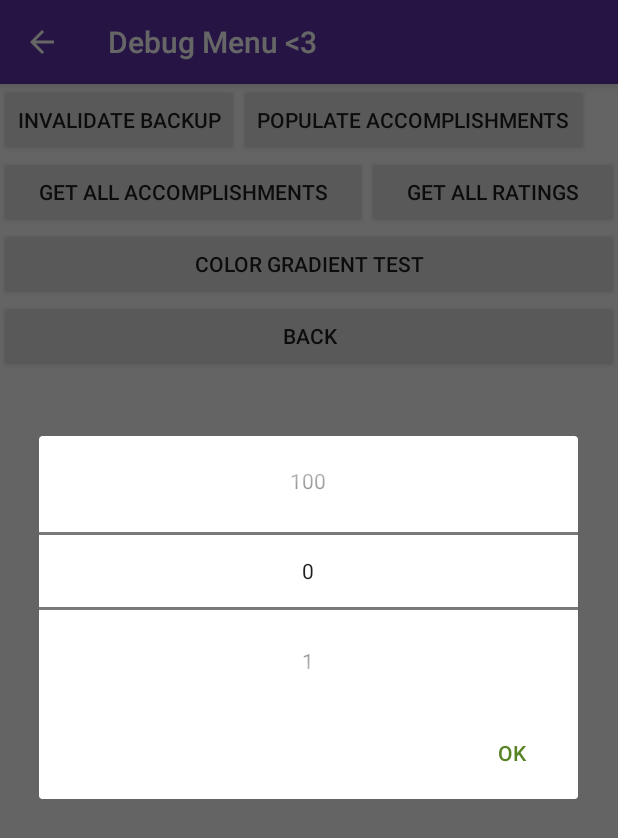
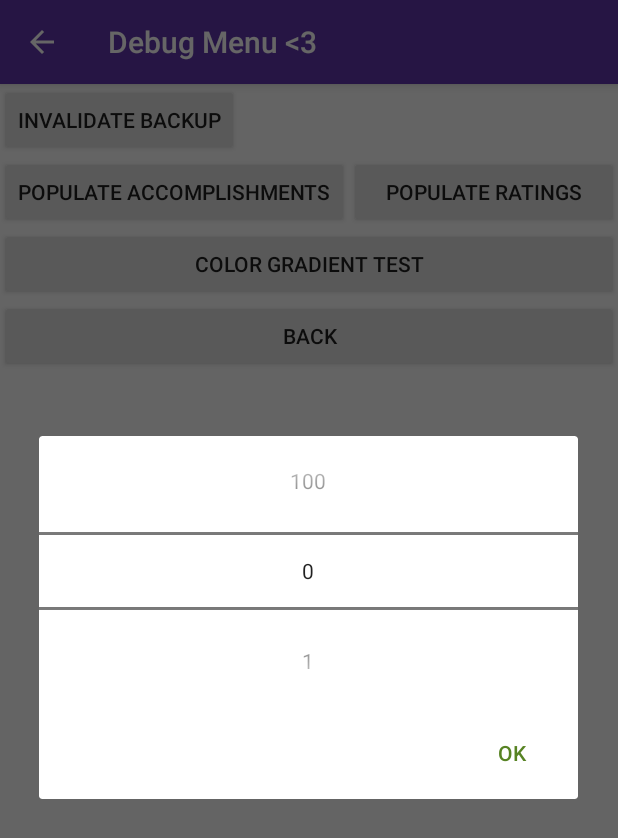
Before and after one commit to tstewart/Today-I, an Android app: the DebugActivity screen opened directly, with no data from a screen before it, after a tap on "COLOR GRADIENT TEST", on a phone screen of 412 x 824 dp. Shown: the top 838 px of the screen. Run offline under Robolectric (Android 15) with nearby library versions, the light colour scheme and no system bars.

Commit message:
Restructured DebugActivity, added option to populate day ratings

```diff
--- a/app/src/main/java/io/github/tstewart/todayi/ui/activities/DebugActivity.java
+++ b/app/src/main/java/io/github/tstewart/todayi/ui/activities/DebugActivity.java
@@ -1,6 +1,7 @@
 package io.github.tstewart.todayi.ui.activities;
 
 import android.app.ActionBar;
+import android.content.DialogInterface;
 import android.graphics.Color;
 import android.os.Bundle;
 import android.view.ContextThemeWrapper;
@@ -21,17 +22,18 @@ import java.util.Random;
 import androidx.appcompat.app.AlertDialog;
 import androidx.appcompat.app.AppCompatActivity;
 import io.github.tstewart.todayi.R;
+import io.github.tstewart.todayi.data.UserPreferences;
 import io.github.tstewart.todayi.helpers.ColorBlendHelper;
+import io.github.tstewart.todayi.helpers.DateCalculationHelper;
 import io.github.tstewart.todayi.models.Accomplishment;
 import io.github.tstewart.todayi.data.DBConstants;
 import io.github.tstewart.todayi.helpers.DatabaseHelper;
+import io.github.tstewart.todayi.models.DayRating;
 
 /*
 Debug functions for messing with the internals of the app
  */
 public class DebugActivity extends AppCompatActivity {
-
-    Button mGetColorPercentageTest;
 
     @Override
     protected void onCreate(Bundle savedInstanceState) {
@@ -40,29 +42,29 @@ public class DebugActivity extends AppCompatActivity {
 
         this.setTitle("Debug Menu <3");
 
-        Button invalidateBackupButton = findViewById(R.id.debugInvalidateBackupTime);
-        Button populateAccomplishmentsButton = findViewById(R.id.debug_populate_accomplishments);
-        Button getAccomplishmentsButton = findViewById(R.id.debug_get_accomplishments);
-        Button getRatingsButton = findViewById(R.id.debug_get_ratings);
-        mGetColorPercentageTest = findViewById(R.id.debug_color_test);
-        Button backButton = findViewById(R.id.debugBack);
+        LinearLayout debugLayout = findViewById(R.id.debugLayout);
 
-        if (invalidateBackupButton != null)
-            invalidateBackupButton.setOnClickListener(this::onInvalidateBackupButtonClicked);
-        if (populateAccomplishmentsButton != null)
-           // populateAccomplishmentsButton.setOnClickListener(this::onPopulateAccomplishmentsButtonClicked);
-        if (getAccomplishmentsButton != null)
-            getAccomplishmentsButton.setOnClickListener(this::onGetAccomplishmentsButtonClicked);
-        if (getRatingsButton != null)
-            getRatingsButton.setOnClickListener(this::onGetRatingsButtonClicked);
-        if (mGetColorPercentageTest != null)
-            mGetColorPercentageTest.setOnClickListener(this::onColorTestButtonClicked);
-        if (backButton != null) backButton.setOnClickListener(view -> {
-            this.finish();
-        });
+        if(debugLayout != null) {
+            for (View v : debugLayout.getTouchables()) {
+                if(v instanceof Button) {
+                    v.setOnClickListener(this::onButtonClicked);
+                }
+            }
+        }
     }
 
-    private void onInvalidateBackupButtonClicked(View view) {
+
+    public void onButtonClicked(View view) {
+        int id = view.getId();
+
+        if(id == R.id.debugInvalidateBackupTime) onInvalidateBackupButtonClicked();
+        else if(id == R.id.debug_populate_accomplishments) onPopulateAccomplishmentsButtonClicked();
+        else if(id == R.id.debug_populate_ratings) onPopulateRatingsButtonClicked();
+        else if(id == R.id.debug_color_test) onColorTestButtonClicked();
+        else if(id == R.id.debugBack) this.finish();
+    }
+
+    private void onInvalidateBackupButtonClicked() {
         try {
             getSharedPreferences(getString(R.string.user_prefs_file_location_key), MODE_PRIVATE)
                     .edit()
@@ -75,10 +77,15 @@ public class DebugActivity extends AppCompatActivity {
         }
     }
 
-    private void onPopulateAccomplishmentsButtonClicked(View view) {
+    private void onPopulateAccomplishmentsButtonClicked() {
+
+        new AlertDialog.Builder(this)
+                .setTitle(R.string.debug_populate_accomplishments)
+                .setMessage(R.string.debug_populate_confirmation)
+                .setPositiveButton(R.string.button_yes, (dialog, which) -> {
                         Random random = new Random();
                         Date targetDate = new Date();
-        Date currentDate = getDateMonthAgo();
+                        Date currentDate = DateCalculationHelper.subtractFromDate(targetDate, Calendar.DAY_OF_MONTH, 31);
 
                         DatabaseHelper helper = new DatabaseHelper(DBConstants.ACCOMPLISHMENT_TABLE);
 
@@ -90,17 +97,40 @@ public class DebugActivity extends AppCompatActivity {
                                 helper.insert(this, accomplishment);
                             }
 
-            currentDate = addDay(currentDate);
+                            currentDate = DateCalculationHelper.addToDate(currentDate, Calendar.DAY_OF_MONTH, 1);
                         }
+                })
+                .setNegativeButton(R.string.button_no, null)
+                .create()
+                .show();
     }
 
-    private void onGetAccomplishmentsButtonClicked(View view) {
+    private void onPopulateRatingsButtonClicked() {
+        new AlertDialog.Builder(this)
+                .setTitle(R.string.debug_populate_ratings)
+                .setMessage(R.string.debug_populate_confirmation)
+                .setPositiveButton(R.string.button_yes, (dialog, which) -> {
+                    Random random = new Random();
+                    Date targetDate = new Date();
+                    Date currentDate = DateCalculationHelper.subtractFromDate(targetDate, Calendar.DAY_OF_MONTH, 31);
+
+                    DatabaseHelper helper = new DatabaseHelper(DBConstants.RATING_TABLE);
+
+                    while (currentDate.before(targetDate)) {
+                        int rating = random.nextInt(UserPreferences.getMaxDayRating())+1;
+
+                        DayRating dayRating = new DayRating(currentDate,rating);
+                        helper.insert(getApplicationContext(),dayRating);
+
+                        currentDate = DateCalculationHelper.addToDate(currentDate, Calendar.DAY_OF_MONTH, 1);
+                    }
+                })
+                .setNegativeButton(R.string.button_no, null)
+                .create()
+                .show();
     }
 
-    private void onGetRatingsButtonClicked(View view) {
-    }
-
-    public void onColorTestButtonClicked(View view) {
+    public void onColorTestButtonClicked() {
 
         final NumberPicker numberPicker = new NumberPicker(this);
         numberPicker.setMaxValue(0);
@@ -137,19 +167,4 @@ public class DebugActivity extends AppCompatActivity {
                 .create()
                 .show();
     }
-
-    private Date addDay(Date currentDate) {
-        Calendar c = new GregorianCalendar();
-        c.setTime(currentDate);
-        c.add(Calendar.DAY_OF_YEAR, 1);
-        return c.getTime();
 }
-
-    private Date getDateMonthAgo() {
-        Calendar c = new GregorianCalendar();
-        c.setTime(new Date());
-        c.add(Calendar.DAY_OF_YEAR, -31);
-
-        return c.getTime();
-    }
-}
--- a/app/src/main/res/layout/activity_debug.xml
+++ b/app/src/main/res/layout/activity_debug.xml
@@ -1,6 +1,7 @@
 <?xml version="1.0" encoding="utf-8"?>
 <LinearLayout xmlns:android="http://schemas.android.com/apk/res/android"
     xmlns:tools="http://schemas.android.com/tools"
+    android:id="@+id/debugLayout"
     android:layout_width="match_parent"
     android:layout_height="match_parent"
     android:orientation="vertical"
@@ -17,12 +18,6 @@
             android:layout_height="wrap_content"
             android:text="@string/debug_invalidate_backup" />
 
-        <Button
-            android:id="@+id/debug_populate_accomplishments"
-            android:layout_width="wrap_content"
-            android:layout_height="wrap_content"
-            android:text="@string/debug_populate_accomplishments" />
-
     </LinearLayout>
 
     <LinearLayout
@@ -31,19 +26,17 @@
         android:orientation="horizontal">
 
         <Button
-            android:id="@+id/debug_get_accomplishments"
+            android:id="@+id/debug_populate_accomplishments"
             android:layout_width="wrap_content"
             android:layout_height="wrap_content"
-            android:layout_weight="1"
-            android:text="@string/debug_get_accomplishments" />
+            android:text="@string/debug_populate_accomplishments" />
 
         <Button
-            android:id="@+id/debug_get_ratings"
-            android:layout_width="wrap_content"
+            android:id="@+id/debug_populate_ratings"
+            android:layout_width="0dp"
             android:layout_height="wrap_content"
             android:layout_weight="1"
-            android:text="@string/debug_get_ratings" />
-
+            android:text="@string/debug_populate_ratings" />
     </LinearLayout>
 
     <LinearLayout
--- a/app/src/main/res/values/strings.xml
+++ b/app/src/main/res/values/strings.xml
@@ -43,6 +43,8 @@
     <!-- Debug Activity -->
     <string name="debug_invalidate_backup">Invalidate backup</string>
     <string name="debug_populate_accomplishments">Populate Accomplishments</string>
+    <string name="debug_populate_ratings">Populate Ratings</string>
+    <string name="debug_populate_confirmation">Are you sure you want to populate this table? You may want to backup first.</string>
     <string name="debug_get_accomplishments">Get all Accomplishments</string>
     <string name="debug_get_ratings">Get all Ratings</string>
     <string name="debug_back">Back</string>
```
Lines whose indentation alone changed are shown as unchanged.
